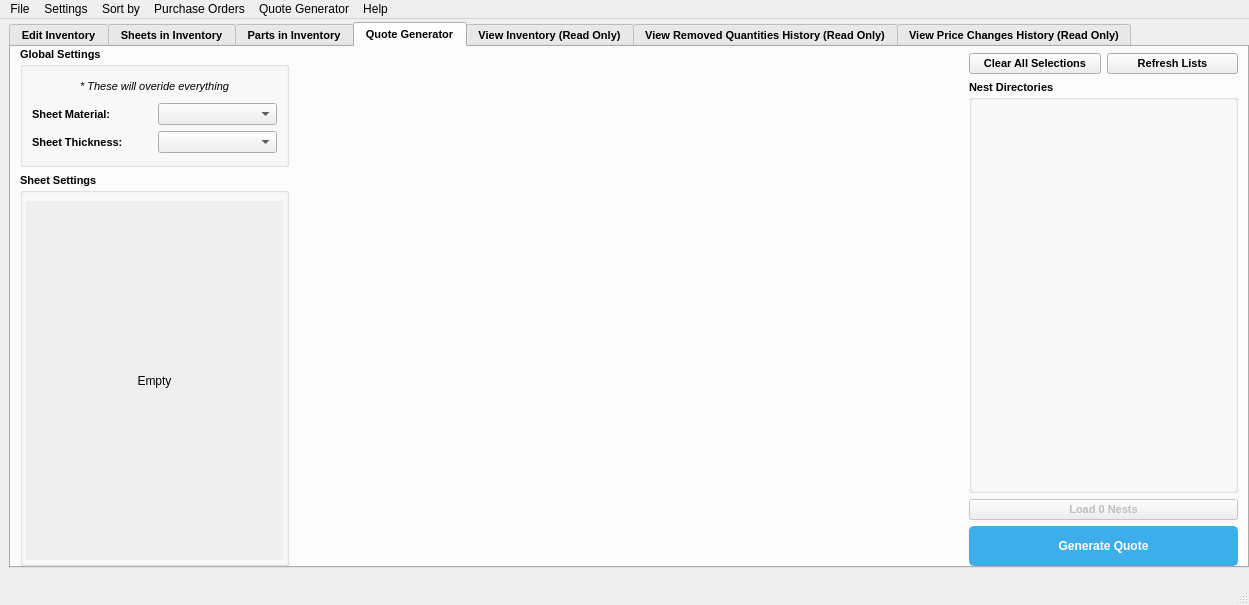
This is ui/main_menu.ui in TheCodingJsoftware/Invigo as Qt 5 draws it before an edit. The edited form follows.
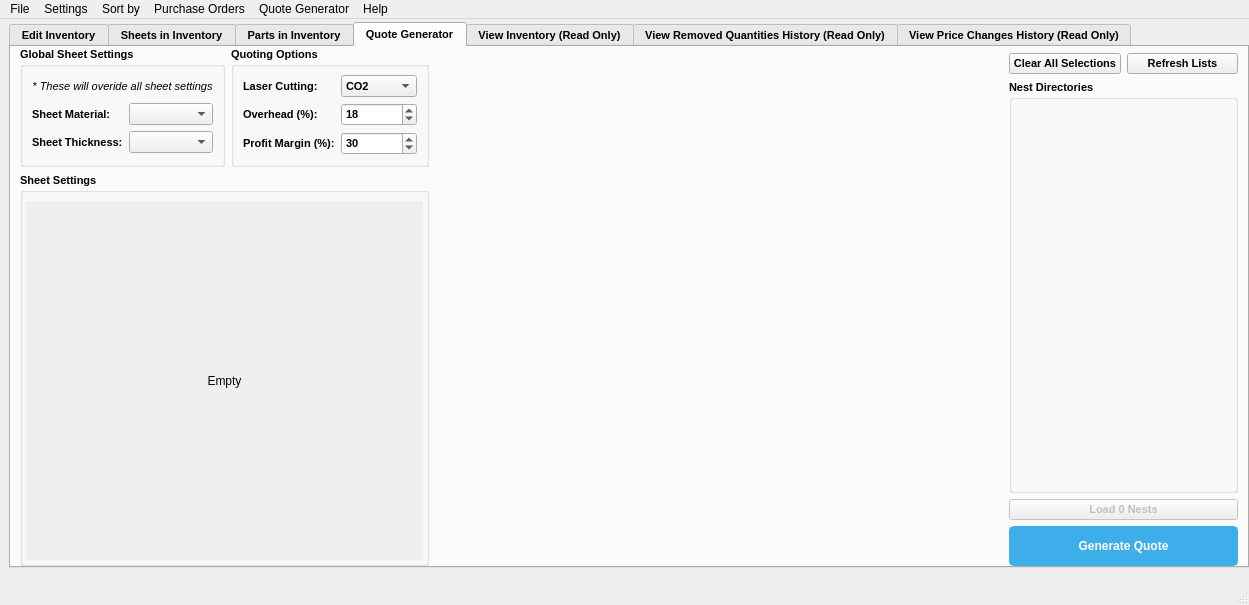
This is the edited form. The open tabs and pages were chosen to show the change.

Diff of the .ui file:
```diff
--- a/ui/main_menu.ui
+++ b/ui/main_menu.ui
@@ -774,6 +774,8 @@
              <number>6</number>
             </property>
             <item>
+             <layout class="QHBoxLayout" name="horizontalLayout">
+              <item>
              <widget class="QGroupBox" name="groupBox_6">
               <property name="minimumSize">
                <size>
@@ -788,7 +790,7 @@
                </size>
               </property>
               <property name="title">
-               <string>Global Settings</string>
+                 <string>Global Sheet Settings</string>
               </property>
               <layout class="QGridLayout" name="gridLayout_4">
                <item row="1" column="0">
@@ -845,7 +847,7 @@
                   </font>
                  </property>
                  <property name="text">
-                  <string>* These will overide everything</string>
+                    <string>* These will overide all sheet settings</string>
                  </property>
                  <property name="scaledContents">
                   <bool>false</bool>
@@ -859,6 +861,96 @@
              </widget>
             </item>
             <item>
+               <widget class="QGroupBox" name="groupBox_9">
+                <property name="font">
+                 <font>
+                  <pointsize>8</pointsize>
+                 </font>
+                </property>
+                <property name="title">
+                 <string>Quoting Options</string>
+                </property>
+                <layout class="QGridLayout" name="gridLayout_6">
+                 <item row="0" column="0">
+                  <layout class="QGridLayout" name="gridLayout_5">
+                   <item row="0" column="0">
+                    <widget class="QLabel" name="label_10">
+                     <property name="text">
+                      <string>Laser Cutting:</string>
+                     </property>
+                    </widget>
+                   </item>
+                   <item row="2" column="0">
+                    <widget class="QLabel" name="label_12">
+                     <property name="text">
+                      <string>Profit Margin (%):</string>
+                     </property>
+                    </widget>
+                   </item>
+                   <item row="1" column="0">
+                    <widget class="QLabel" name="label_11">
+                     <property name="text">
+                      <string>Overhead (%):</string>
+                     </property>
+                    </widget>
+                   </item>
+                   <item row="0" column="1">
+                    <widget class="QComboBox" name="comboBox_laser_cutting">
+                     <property name="currentText">
+                      <string>CO2</string>
+                     </property>
+                     <item>
+                      <property name="text">
+                       <string>CO2</string>
+                      </property>
+                     </item>
+                     <item>
+                      <property name="text">
+                       <string>Nitrogen</string>
+                      </property>
+                     </item>
+                    </widget>
+                   </item>
+                   <item row="1" column="1">
+                    <widget class="QSpinBox" name="spinBox_overhead">
+                     <property name="toolTip">
+                      <string>Default: 18%</string>
+                     </property>
+                     <property name="statusTip">
+                      <string>Default: 18%</string>
+                     </property>
+                     <property name="maximum">
+                      <number>100</number>
+                     </property>
+                     <property name="value">
+                      <number>18</number>
+                     </property>
+                    </widget>
+                   </item>
+                   <item row="2" column="1">
+                    <widget class="QSpinBox" name="spinBox_profit_margin">
+                     <property name="toolTip">
+                      <string>Default: 30%</string>
+                     </property>
+                     <property name="statusTip">
+                      <string>Default: 30%</string>
+                     </property>
+                     <property name="maximum">
+                      <number>100</number>
+                     </property>
+                     <property name="value">
+                      <number>30</number>
+                     </property>
+                    </widget>
+                   </item>
+                  </layout>
+                 </item>
+                </layout>
+               </widget>
+              </item>
+             </layout>
+            </item>
+            <item>
              <widget class="QGroupBox" name="groupBox_8">
               <property name="title">
                <string>Sheet Settings</string>
@@ -888,8 +980,8 @@
                      <rect>
                       <x>0</x>
                       <y>0</y>
-                      <width>255</width>
-                      <height>355</height>
+                      <width>403</width>
+                      <height>353</height>
                      </rect>
                     </property>
                     <property name="styleSheet">
```
Left out of the diff: 2 changed lines with no effect on the pictures. Lines whose indentation alone changed are shown as unchanged.
